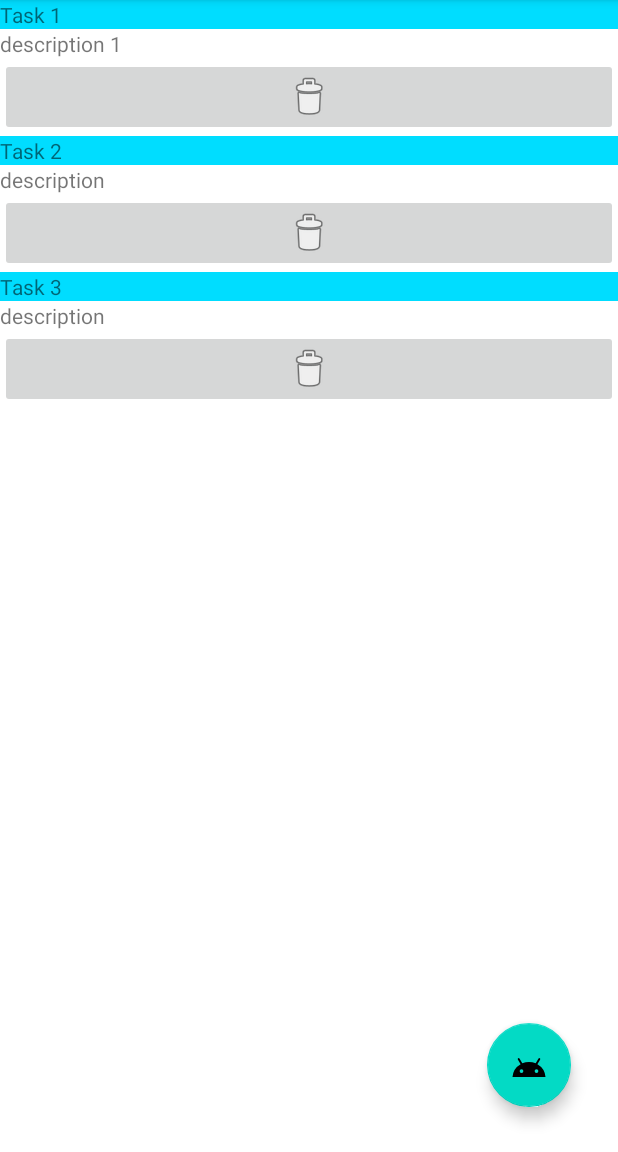
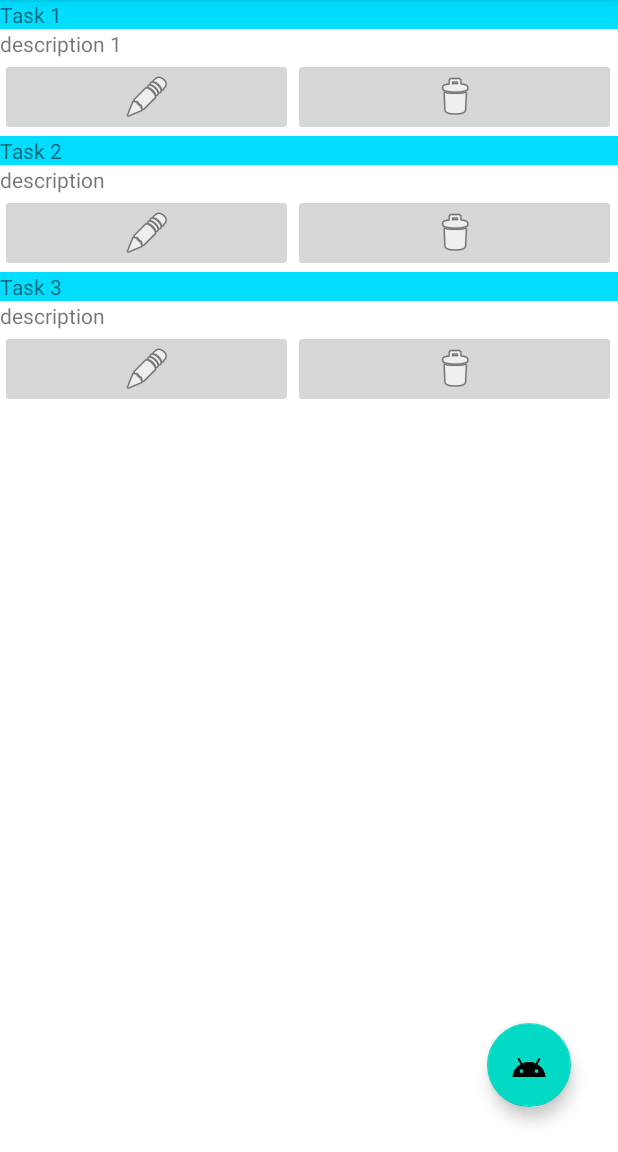
Before and after one commit to AnassAoulad/tadaList, an Android app: the screen it shows after launch (MainActivity), on a phone screen of 412 x 824 dp, the part 84-1236 px from its top. Run offline under Robolectric (Android 15) with nearby library versions, the phone set to English and light mode, and no system bars.

Commit message:
exercice 7

```diff
--- a/app/src/main/java/com/example/tasklist/TaskListAdapter.kt
+++ b/app/src/main/java/com/example/tasklist/TaskListAdapter.kt
@@ -9,6 +9,7 @@ import androidx.recyclerview.widget.RecyclerView
 
 class TaskListAdapter : RecyclerView.Adapter<TaskListAdapter.TaskViewHolder>() {
     var currentList: List<Task> = emptyList()
+    var onClickEdit: (Task) -> Unit = {}
     var onClickDelete: (Task) -> Unit = {}
 
     // on utilise `inner` ici afin d'avoir accès aux propriétés de l'adapter directement
@@ -23,6 +24,9 @@ class TaskListAdapter : RecyclerView.Adapter<TaskListAdapter.TaskViewHolder>() {
 
             val deleteButton = itemView.findViewById<ImageButton>(R.id.deleteButton)
             deleteButton.setOnClickListener{ onClickDelete(task) }
+
+            val editButton = itemView.findViewById<ImageButton>(R.id.editButton)
+            editButton.setOnClickListener{ onClickEdit(task) }
         }
     }
 
--- a/app/src/main/res/layout/item_task.xml
+++ b/app/src/main/res/layout/item_task.xml
@@ -2,6 +2,7 @@
 <LinearLayout
     xmlns:android="http://schemas.android.com/apk/res/android"
     xmlns:app="http://schemas.android.com/apk/res-auto"
+    xmlns:tools="http://schemas.android.com/tools"
     android:orientation="vertical"
     android:layout_width="match_parent"
     android:layout_height="wrap_content">
@@ -18,11 +19,25 @@
         android:layout_height="wrap_content"
         android:text="TextView" />
 
-    <ImageButton
-        android:id="@+id/deleteButton"
+    <LinearLayout
         android:layout_width="match_parent"
-        android:layout_height="wrap_content"
-        app:srcCompat="@android:drawable/ic_menu_delete" />
+        android:layout_height="match_parent"
+        android:orientation="horizontal">
+
+        <ImageButton
+            android:id="@+id/editButton"
+            android:layout_width="195dp"
+            android:layout_height="match_parent"
+            app:srcCompat="@android:drawable/ic_menu_edit"
+            tools:ignore="SpeakableTextPresentCheck" />
+
+        <ImageButton
+            android:id="@+id/deleteButton"
+            android:layout_width="215dp"
+            android:layout_height="match_parent"
+            app:srcCompat="@android:drawable/ic_menu_delete" />
+
+    </LinearLayout>
 
 
 </LinearLayout>
```
Also changed, not shown: app/src/main/java/com/example/tasklist/TaskListFragment.kt (+13 -0 lines), app/src/main/java/com/example/tasklist/form/FormActivity.kt (+6 -1 lines).
